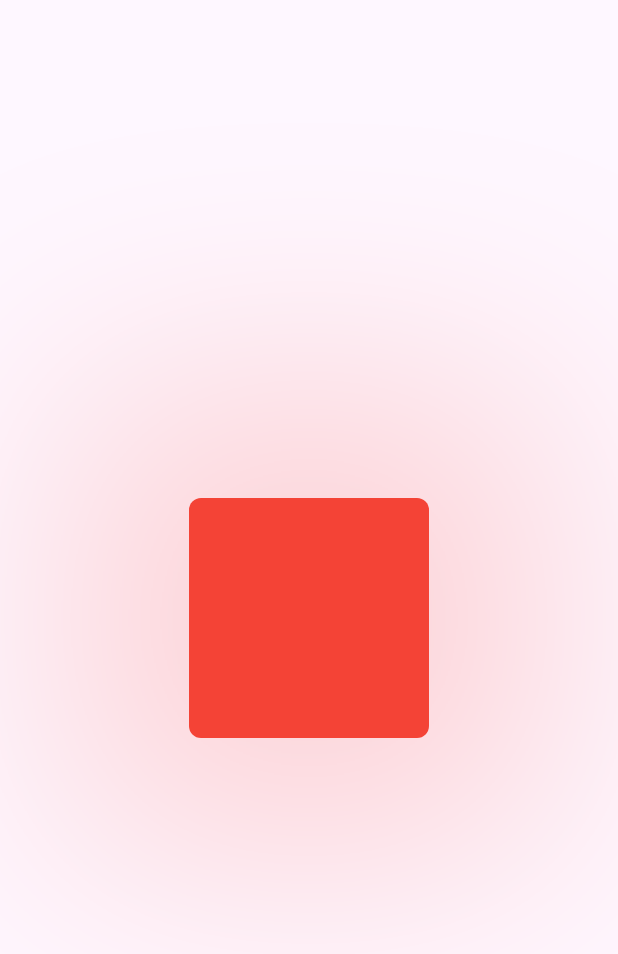
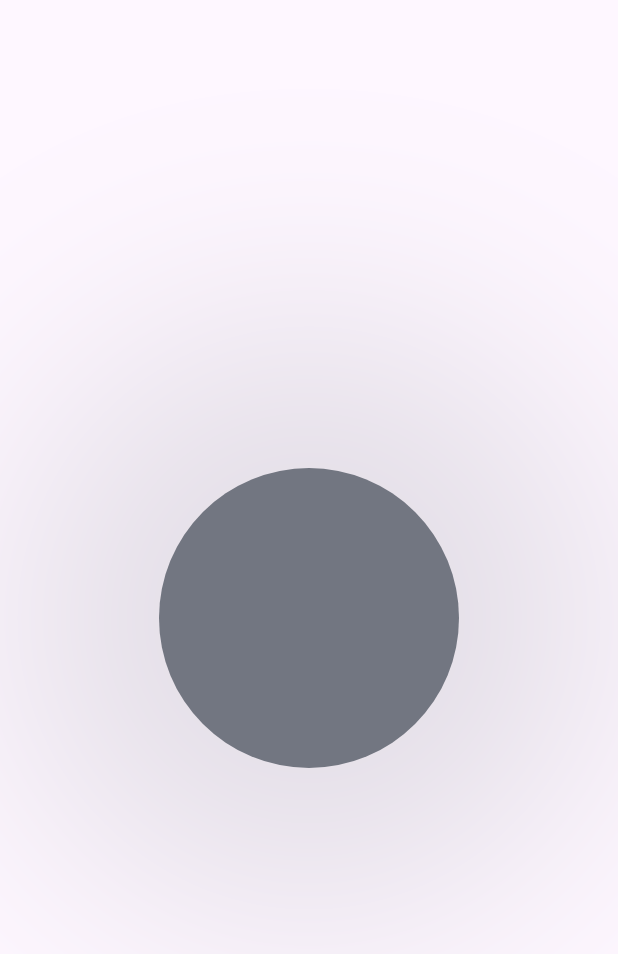
Before and after one commit to ChinmayMangela/flutteranimationpractice, a Flutter app: the screen it shows after launch, on a phone screen of 412 x 824 dp. Shown: the top 954 px of the screen. Run offline on Flutter 3.47's test engine with Material 3 defaults, Android fonts, the phone set to English and light mode, and no system bars.

Commit message:
Color changing animation

```diff
--- /dev/null
+++ b/lib/implicit_animation_examples/color_changing_circle.dart
@@ -0,0 +1,100 @@
+import 'package:flutter/material.dart';
+
+class ColorChangingCircle extends StatefulWidget {
+  const ColorChangingCircle({super.key});
+
+  @override
+  State<ColorChangingCircle> createState() => _ColorChangingCircleState();
+}
+
+class _ColorChangingCircleState extends State<ColorChangingCircle>
+    with SingleTickerProviderStateMixin {
+
+  late AnimationController _animationController;
+  late Animation<Color?> _colorAnimation;
+
+  @override
+  void initState() {
+    super.initState();
+    _animationController = AnimationController(
+      vsync: this, duration: const Duration(milliseconds: 2500,),)..repeat(reverse: true);
+
+    _colorAnimation = ColorTween(
+      begin: _colors[0],
+      end: _colors[_colors.length - 1],
+    ).animate(_animationController);
+
+  }
+
+  @override
+  void dispose() {
+    super.dispose();
+    _animationController.dispose();
+  }
+
+  @override
+  Widget build(BuildContext context) {
+    return Scaffold(
+      body: _buildBody(),
+    );
+  }
+
+  Widget _buildBody() {
+    return Center(
+        child: AnimatedBuilder(animation: _colorAnimation, builder: (context, child) {
+          return MyCircle(color: _colorAnimation.value ?? Colors.red);
+        })
+    );
+  }
+
+}
+
+class MyCircle extends StatelessWidget {
+  const MyCircle({
+    super.key,
+    required this.color,
+  });
+
+  final Color color;
+
+  @override
+  Widget build(BuildContext context) {
+    return Container(
+      width: 200,
+      height: 200,
+      decoration: BoxDecoration(
+        color: color,
+        shape: BoxShape.circle,
+        boxShadow: [
+          BoxShadow(
+            color: color.withOpacity(0.2),
+            blurRadius: 200,
+            spreadRadius: 100,
+          ),
+        ],
+      ),
+    );
+  }
+}
+
+List<Color> _colors = [
+  Colors.red,
+  Colors.green,
+  Colors.blue,
+  Colors.yellow,
+  Colors.orange,
+  Colors.purple,
+  Colors.cyan,
+  Colors.teal,
+  Colors.indigo,
+  Colors.brown,
+  Colors.pink,
+  Colors.grey,
+  Colors.amber,
+  Colors.lime,
+  Colors.deepOrange,
+  Colors.deepPurple,
+  Colors.lightBlue,
+  Colors.lightGreen,
+  Colors.blueGrey,
+];
--- a/lib/implicit_animation_examples/pulsating_container.dart
+++ b/lib/implicit_animation_examples/pulsating_container.dart
@@ -10,25 +10,28 @@ class PulsatingContainer extends StatefulWidget {
 
 class _PulsatingContainerState extends State<PulsatingContainer>
     with SingleTickerProviderStateMixin {
-
   late AnimationController _animationController;
   late Animation<double> _sizeAnimation;
 
   @override
   void initState() {
     super.initState();
+
     _animationController = AnimationController(
       vsync: this,
-      duration: const Duration(milliseconds: 1500)
+      duration: const Duration(
+        milliseconds: 2500,
+      ),
     );
 
     _sizeAnimation = Tween<double>(begin: 1, end: 1.5).animate(
-      CurvedAnimation(parent: _animationController, curve: Curves.bounceInOut)
+      CurvedAnimation(
+        parent: _animationController,
+        curve: Curves.bounceInOut,
+      ),
     );
 
-    _animationController.repeat(
-      reverse: true
-    );
+    _animationController.repeat(reverse: true);
   }
 
   @override
@@ -44,16 +47,18 @@ class _PulsatingContainerState extends State<PulsatingContainer>
     );
   }
 
-
   Widget _buildBody() {
     return Center(
-      child: AnimatedBuilder(animation: _sizeAnimation, builder: (context, child) {
-        return Transform.scale(
-          alignment: Alignment.center,
-          scale: _animationController.value,
-          child: const MyCard(),
-        );
-      },),
+      child: AnimatedBuilder(
+        animation: _sizeAnimation,
+        builder: (context, child) {
+          return Transform.scale(
+            scale: _animationController.value,
+            alignment: Alignment.center,
+            child: const MyCard(),
+          );
+        },
+      ),
     );
   }
 }
--- a/lib/main.dart
+++ b/lib/main.dart
@@ -1,5 +1,5 @@
 import 'package:flutter/material.dart';
-import 'package:flutteranimationpractice/implicit_animation_examples/pulsating_container.dart';
+import 'package:flutteranimationpractice/implicit_animation_examples/color_changing_circle.dart';
 
 void main() {
   runApp(const MyApp());
@@ -11,7 +11,7 @@ class MyApp extends StatelessWidget {
   @override
   Widget build(BuildContext context) {
     return const MaterialApp(
-      home: PulsatingContainer()
+      home: ColorChangingCircle()
     );
   }
 }
```
